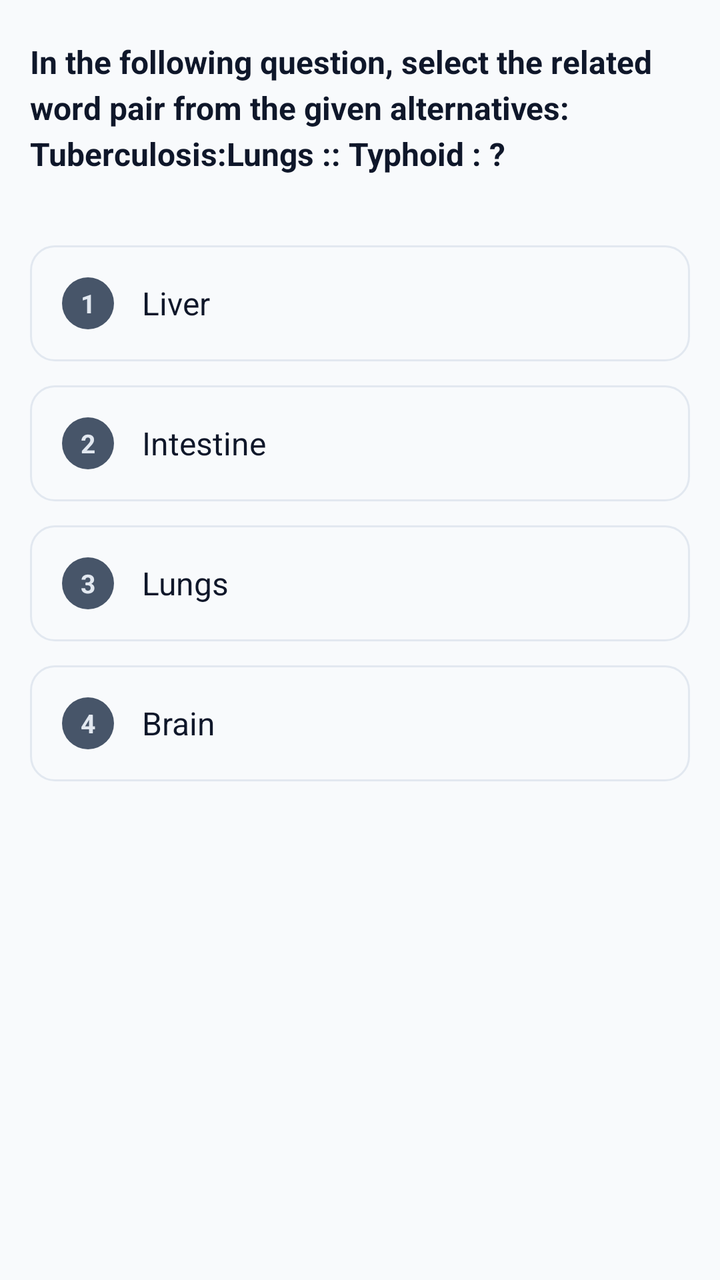
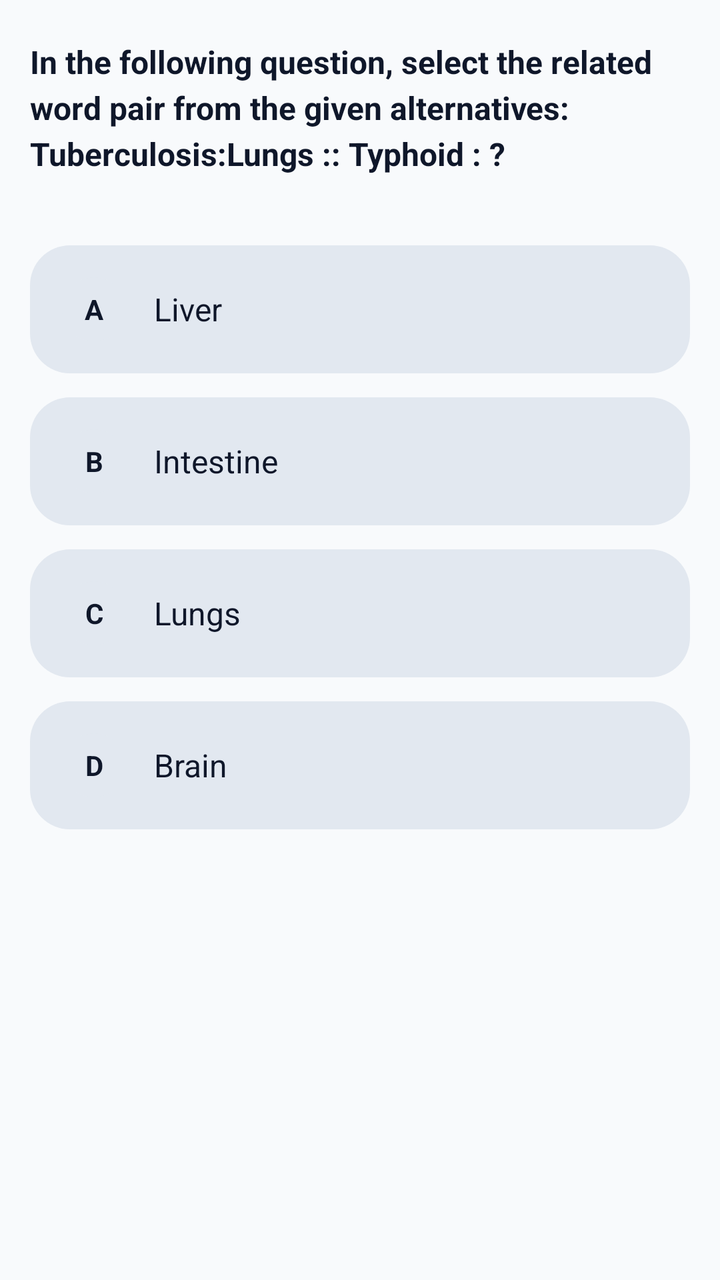

An Android layout rendered at two revisions. The XML below is the earlier revision; the diff shows what the commit changed to produce the second picture.
<!-- AndroidManifest.xml: application theme Theme.TestMaster -->
<!-- res/layout/fragment_question.xml -->
<?xml version="1.0" encoding="utf-8"?>
<FrameLayout xmlns:android="http://schemas.android.com/apk/res/android"
    xmlns:app="http://schemas.android.com/apk/res-auto"
    xmlns:tools="http://schemas.android.com/tools"
    android:layout_width="match_parent"
    android:layout_height="match_parent"
    android:background="@color/background"
    tools:context=".fragments.FragmentQuestion">

    <LinearLayout
        android:layout_width="match_parent"
        android:layout_height="match_parent"
        android:orientation="vertical">

        <ScrollView
            android:layout_width="match_parent"
            android:layout_height="wrap_content"
            android:layout_weight="1"
            android:clipToPadding="false"
            android:paddingBottom="100dp">

            <LinearLayout
                android:layout_width="match_parent"
                android:layout_height="wrap_content"
                android:orientation="vertical">

                <TextView
                    android:id="@+id/tv_question"
                    android:layout_width="match_parent"
                    android:layout_height="wrap_content"
                    android:lineSpacingExtra="4sp"
                    android:paddingHorizontal="15dp"
                    android:paddingVertical="20dp"
                    android:text="@string/question"
                    android:textColor="@color/onSurface"
                    android:textSize="16sp"
                    android:textStyle="bold" />

                <LinearLayout
                    android:id="@+id/option_a"
                    android:layout_width="match_parent"
                    android:layout_height="wrap_content"
                    android:layout_marginHorizontal="15dp"
                    android:layout_marginTop="15dp"
                    android:layout_marginBottom="12dp"
                    android:background="@drawable/box_outline"
                    android:clickable="true"
                    android:focusable="true"
                    android:gravity="center_vertical"
                    android:padding="16dp">

                    <TextView
                        android:layout_width="26dp"
                        android:layout_height="26dp"
                        android:background="@drawable/bg_circle_on_surface"
                        android:gravity="center"
                        android:text="1"
                        android:textColor="@color/surfaceVariant"
                        android:textSize="13sp"
                        android:textStyle="bold" />

                    <TextView
                        android:id="@+id/tv_option_a"
                        android:layout_width="0dp"
                        android:layout_height="wrap_content"
                        android:layout_marginStart="14dp"
                        android:layout_weight="1"
                        android:text="Liver"
                        android:textColor="@color/onSurface"
                        android:textSize="16sp" />
                </LinearLayout>

                <LinearLayout
                    android:id="@+id/option_b"
                    android:layout_width="match_parent"
                    android:layout_height="wrap_content"
                    android:layout_marginHorizontal="15dp"
                    android:layout_marginBottom="12dp"
                    android:background="@drawable/box_outline"
                    android:clickable="true"
                    android:focusable="true"
                    android:gravity="center_vertical"
                    android:padding="16dp">

                    <TextView
                        android:layout_width="26dp"
                        android:layout_height="26dp"
                        android:background="@drawable/bg_circle_on_surface"
                        android:gravity="center"
                        android:text="2"
                        android:textColor="@color/surfaceVariant"
                        android:textSize="13sp"
                        android:textStyle="bold" />

                    <TextView
                        android:id="@+id/tv_option_b"
                        android:layout_width="0dp"
                        android:layout_height="wrap_content"
                        android:layout_marginStart="14dp"
                        android:layout_weight="1"
                        android:text="Intestine"
                        android:textColor="@color/onSurface"
                        android:textSize="16sp" />
                </LinearLayout>

                <LinearLayout
                    android:id="@+id/option_c"
                    android:layout_width="match_parent"
                    android:layout_height="wrap_content"
                    android:layout_marginHorizontal="15dp"
                    android:layout_marginBottom="12dp"
                    android:background="@drawable/box_outline"
                    android:clickable="true"
                    android:focusable="true"
                    android:gravity="center_vertical"
                    android:padding="16dp">

                    <TextView
                        android:layout_width="26dp"
                        android:layout_height="26dp"
                        android:background="@drawable/bg_circle_on_surface"
                        android:gravity="center"
                        android:text="3"
                        android:textColor="@color/surfaceVariant"
                        android:textSize="13sp"
                        android:textStyle="bold" />

                    <TextView
                        android:id="@+id/tv_option_c"
                        android:layout_width="0dp"
                        android:layout_height="wrap_content"
                        android:layout_marginStart="14dp"
                        android:layout_weight="1"
                        android:text="Lungs"
                        android:textColor="@color/onSurface"
                        android:textSize="16sp" />
                </LinearLayout>

                <LinearLayout
                    android:id="@+id/option_d"
                    android:layout_width="match_parent"
                    android:layout_height="wrap_content"
                    android:layout_marginHorizontal="15dp"
                    android:layout_marginBottom="12dp"
                    android:background="@drawable/box_outline"
                    android:clickable="true"
                    android:focusable="true"
                    android:gravity="center_vertical"
                    android:padding="16dp">

                    <TextView
                        android:layout_width="26dp"
                        android:layout_height="26dp"
                        android:background="@drawable/bg_circle_on_surface"
                        android:gravity="center"
                        android:text="4"
                        android:textColor="@color/surfaceVariant"
                        android:textSize="13sp"
                        android:textStyle="bold" />

                    <TextView
                        android:id="@+id/tv_option_d"
                        android:layout_width="0dp"
                        android:layout_height="wrap_content"
                        android:layout_marginStart="14dp"
                        android:layout_weight="1"
                        android:text="Brain"
                        android:textColor="@color/onSurface"
                        android:textSize="16sp" />
                </LinearLayout>
            </LinearLayout>
        </ScrollView>

    </LinearLayout>
</FrameLayout>
<!-- resources referenced by this layout -->
<resources>
  <color name="background">#F8FAFC</color>
  <color name="onSurface">#0F172A</color>
  <color name="surfaceVariant">#E2E8F0</color>
  <!-- drawable bg_circle_on_surface (drawable) -->
  <?xml version="1.0" encoding="utf-8"?>
  <shape xmlns:android="http://schemas.android.com/apk/res/android"
      android:shape="oval">
      <solid android:color="@color/onSurfaceVariant" />
  </shape>
  <!-- drawable box_outline (drawable) -->
  <?xml version="1.0" encoding="utf-8"?>
  <shape xmlns:android="http://schemas.android.com/apk/res/android">
      <stroke
          android:width="1dp"
          android:color="@color/gray" />
      <corners android:radius="12dp" />
      <solid android:color="@color/background" />
  </shape>
  <string name="question">In the following question, select the related word pair from the given alternatives: \nTuberculosis:Lungs :: Typhoid : ?</string>
  <style name="Theme.TestMaster" parent="Base.Theme.TestMaster" />
  <color name="onSurfaceVariant">#475569</color>
  <color name="gray">#E2E8F0</color>
  <style name="Base.Theme.TestMaster" parent="Theme.Material3.DayNight.NoActionBar">
          
          <item name="colorPrimary">@color/primary</item>
          <item name="colorOnPrimary">@color/onPrimary</item>
          <item name="colorPrimaryContainer">@color/primaryContainer</item>
          <item name="colorOnPrimaryContainer">@color/onPrimaryContainer</item>
  
          <item name="colorSecondary">@color/secondary</item>
          <item name="colorOnSecondary">@color/onSecondary</item>
          <item name="colorSecondaryContainer">@color/secondaryContainer</item>
          <item name="colorOnSecondaryContainer">@color/onSecondaryContainer</item>
  
          
          <item name="android:windowBackground">@color/background</item>
          <item name="colorSurface">@color/surface</item>
          <item name="colorOnSurface">@color/onSurface</item>
          <item name="colorSurfaceVariant">@color/surfaceVariant</item>
          <item name="colorOnSurfaceVariant">@color/onSurfaceVariant</item>
          <item name="colorOutline">@color/outline</item>
  
          
          <item name="colorError">@color/error</item>
          <item name="colorOnError">@color/onError</item>
          <item name="colorErrorContainer">@color/errorContainer</item>
          <item name="colorOnErrorContainer">@color/onErrorContainer</item>
  
          
          <item name="android:statusBarColor">@color/surface</item>
          <item name="android:windowLightStatusBar">true</item>
      </style>
  <color name="primary">#FFFFFF</color>
  <color name="onPrimary">#0F172A</color>
  <color name="primaryContainer">#F1F5F9</color>
  <color name="onPrimaryContainer">#0F172A</color>
  <color name="secondary">#64748B</color>
  <color name="onSecondary">#FFFFFF</color>
  <color name="secondaryContainer">#E2E8F0</color>
  <color name="onSecondaryContainer">#0F172A</color>
  <color name="surface">#FFFFFF</color>
  <color name="outline">#94A3B8</color>
  <color name="error">#DC2626</color>
  <color name="onError">#FFFFFF</color>
  <color name="errorContainer">#FEE2E2</color>
  <color name="onErrorContainer">#7F1D1D</color>
</resources>

<!-- the commit's change to res/layout/fragment_question.xml (unified diff, before → after) -->
@@ -43,20 +43,22 @@
                     android:layout_marginHorizontal="15dp"
                     android:layout_marginTop="15dp"
                     android:layout_marginBottom="12dp"
-                    android:background="@drawable/box_outline"
+                    android:background="@drawable/bg_pill_surface_variant"
+                    android:backgroundTint="@color/surfaceVariant"
                     android:clickable="true"
                     android:focusable="true"
                     android:gravity="center_vertical"
                     android:padding="16dp">
 
                     <TextView
-                        android:layout_width="26dp"
-                        android:layout_height="26dp"
-                        android:background="@drawable/bg_circle_on_surface"
+                        android:id="@+id/tv_option_a_indicator"
+                        android:layout_width="32dp"
+                        android:layout_height="32dp"
+                        android:background="@drawable/bg_circle_surface"
                         android:gravity="center"
-                        android:text="1"
-                        android:textColor="@color/surfaceVariant"
-                        android:textSize="13sp"
+                        android:text="A"
+                        android:textColor="@color/onSurface"
+                        android:textSize="14sp"
                         android:textStyle="bold" />
 
                     <TextView
@@ -76,20 +78,22 @@
                     android:layout_height="wrap_content"
                     android:layout_marginHorizontal="15dp"
                     android:layout_marginBottom="12dp"
-                    android:background="@drawable/box_outline"
+                    android:background="@drawable/bg_pill_surface_variant"
+                    android:backgroundTint="@color/surfaceVariant"
                     android:clickable="true"
                     android:focusable="true"
                     android:gravity="center_vertical"
                     android:padding="16dp">
 
                     <TextView
-                        android:layout_width="26dp"
-                        android:layout_height="26dp"
-                        android:background="@drawable/bg_circle_on_surface"
+                        android:id="@+id/tv_option_b_indicator"
+                        android:layout_width="32dp"
+                        android:layout_height="32dp"
+                        android:background="@drawable/bg_circle_surface"
                         android:gravity="center"
-                        android:text="2"
-                        android:textColor="@color/surfaceVariant"
-                        android:textSize="13sp"
+                        android:text="B"
+                        android:textColor="@color/onSurface"
+                        android:textSize="14sp"
                         android:textStyle="bold" />
 
                     <TextView
@@ -109,20 +113,22 @@
                     android:layout_height="wrap_content"
                     android:layout_marginHorizontal="15dp"
                     android:layout_marginBottom="12dp"
-                    android:background="@drawable/box_outline"
+                    android:background="@drawable/bg_pill_surface_variant"
+                    android:backgroundTint="@color/surfaceVariant"
                     android:clickable="true"
                     android:focusable="true"
                     android:gravity="center_vertical"
                     android:padding="16dp">
 
                     <TextView
-                        android:layout_width="26dp"
-                        android:layout_height="26dp"
-                        android:background="@drawable/bg_circle_on_surface"
+                        android:id="@+id/tv_option_c_indicator"
+                        android:layout_width="32dp"
+                        android:layout_height="32dp"
+                        android:background="@drawable/bg_circle_surface"
                         android:gravity="center"
-                        android:text="3"
-                        android:textColor="@color/surfaceVariant"
-                        android:textSize="13sp"
+                        android:text="C"
+                        android:textColor="@color/onSurface"
+                        android:textSize="14sp"
                         android:textStyle="bold" />
 
                     <TextView
@@ -142,20 +148,22 @@
                     android:layout_height="wrap_content"
                     android:layout_marginHorizontal="15dp"
                     android:layout_marginBottom="12dp"
-                    android:background="@drawable/box_outline"
+                    android:background="@drawable/bg_pill_surface_variant"
+                    android:backgroundTint="@color/surfaceVariant"
                     android:clickable="true"
                     android:focusable="true"
                     android:gravity="center_vertical"
                     android:padding="16dp">
 
                     <TextView
-                        android:layout_width="26dp"
-                        android:layout_height="26dp"
-                        android:background="@drawable/bg_circle_on_surface"
+                        android:id="@+id/tv_option_d_indicator"
+                        android:layout_width="32dp"
+                        android:layout_height="32dp"
+                        android:background="@drawable/bg_circle_surface"
                         android:gravity="center"
-                        android:text="4"
-                        android:textColor="@color/surfaceVariant"
-                        android:textSize="13sp"
+                        android:text="D"
+                        android:textColor="@color/onSurface"
+                        android:textSize="14sp"
                         android:textStyle="bold" />
 
                     <TextView
<!-- resource entries referenced after the edit -->
@@ -3,25 +3,22 @@
   <color name="background">#F8FAFC</color>
   <color name="onSurface">#0F172A</color>
   <color name="surfaceVariant">#E2E8F0</color>
-  <!-- drawable bg_circle_on_surface (drawable) -->
+  <!-- drawable bg_circle_surface (drawable) -->
   <?xml version="1.0" encoding="utf-8"?>
   <shape xmlns:android="http://schemas.android.com/apk/res/android"
       android:shape="oval">
-      <solid android:color="@color/onSurfaceVariant" />
+      <solid android:color="@color/surfaceVariant" />
   </shape>
-  <!-- drawable box_outline (drawable) -->
+  <!-- drawable bg_pill_surface_variant (drawable) -->
   <?xml version="1.0" encoding="utf-8"?>
-  <shape xmlns:android="http://schemas.android.com/apk/res/android">
-      <stroke
-          android:width="1dp"
-          android:color="@color/gray" />
-      <corners android:radius="12dp" />
-      <solid android:color="@color/background" />
+  <shape xmlns:android="http://schemas.android.com/apk/res/android"
+      android:shape="rectangle">
+      <solid android:color="@color/surfaceVariant" />
+      <corners android:radius="20dp" />
   </shape>
   <string name="question">In the following question, select the related word pair from the given alternatives: \nTuberculosis:Lungs :: Typhoid : ?</string>
   <style name="Theme.TestMaster" parent="Base.Theme.TestMaster" />
   <color name="onSurfaceVariant">#475569</color>
-  <color name="gray">#E2E8F0</color>
   <style name="Base.Theme.TestMaster" parent="Theme.Material3.DayNight.NoActionBar">
           
           <item name="colorPrimary">@color/primary</item>
@@ -49,6 +46,9 @@
           <item name="colorOnErrorContainer">@color/onErrorContainer</item>
   
           
+          <item name="colorControlActivated">@color/accent</item>
+  
+          
           <item name="android:statusBarColor">@color/surface</item>
           <item name="android:windowLightStatusBar">true</item>
       </style>
@@ -66,5 +66,6 @@
   <color name="onError">#FFFFFF</color>
   <color name="errorContainer">#FEE2E2</color>
   <color name="onErrorContainer">#7F1D1D</color>
+  <color name="accent">#334155</color>
 </resources>
 
